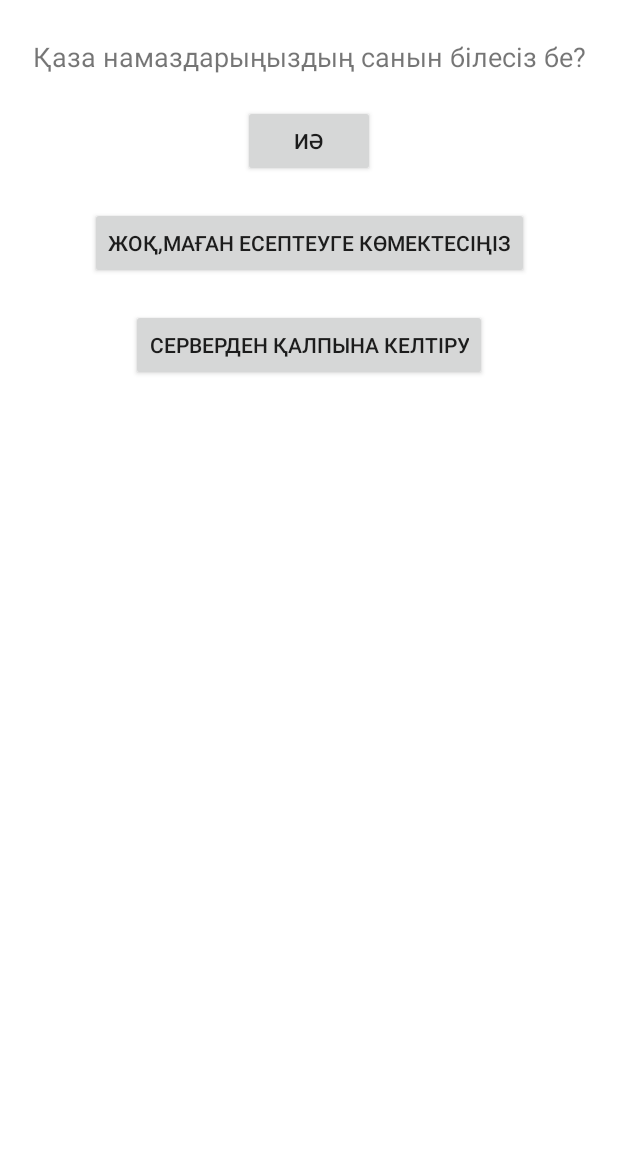
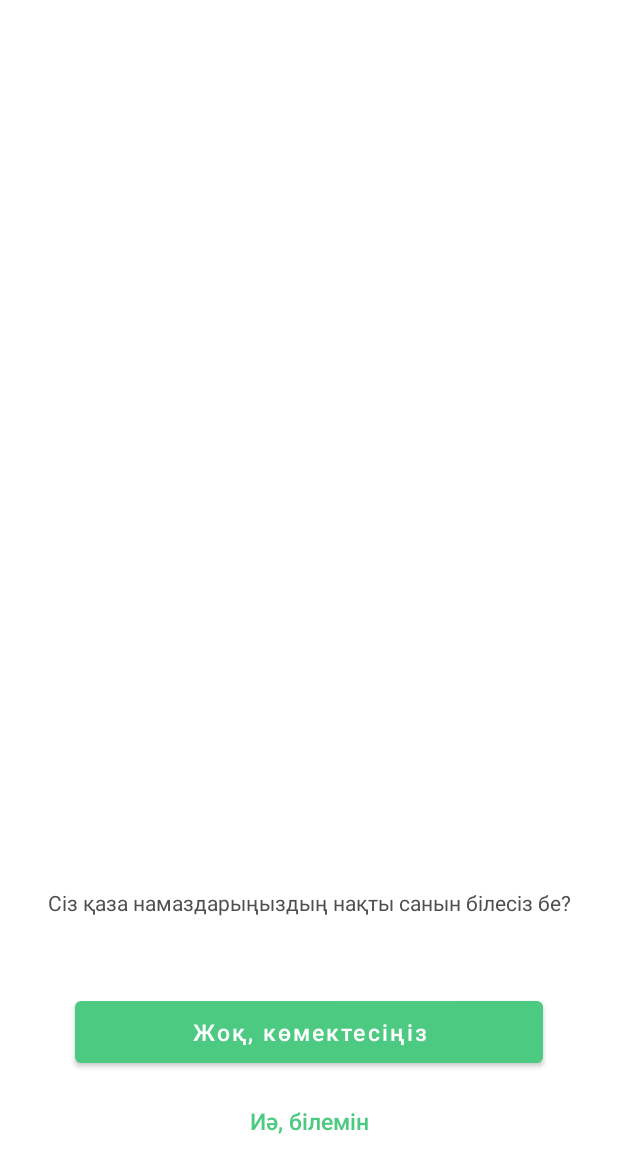
Before and after one commit to yelamansa/Qaza.Tracker, an Android app: the screen it shows after launch (StartScreenActivity), on a phone screen of 412 x 824 dp. Shown: the top 1173 px of the screen. Run offline under Robolectric (Android 15) with nearby library versions, the phone set to English and light mode, and no system bars.

Commit message:
Добавил кнопки для начального экрана

```diff
--- a/app/src/main/java/kz/qazatracker/startscreen/StartScreenActivity.kt
+++ b/app/src/main/java/kz/qazatracker/startscreen/StartScreenActivity.kt
@@ -13,7 +13,6 @@ class StartScreenActivity : AppCompatActivity(), View.OnClickListener {
 
     private lateinit var calculateButton: Button
     private lateinit var helpCalculateButton: Button
-    private lateinit var restoreButton: Button
 
     override fun onCreate(savedInstanceState: Bundle?) {
         super.onCreate(savedInstanceState)
@@ -24,10 +23,8 @@ class StartScreenActivity : AppCompatActivity(), View.OnClickListener {
     private fun initButtons() {
         calculateButton = findViewById(R.id.calculate_button)
         helpCalculateButton = findViewById(R.id.help_calculate_button)
-        restoreButton = findViewById(R.id.restore_button)
         calculateButton.setOnClickListener(this)
         helpCalculateButton.setOnClickListener(this)
-        restoreButton.setOnClickListener(this)
     }
 
     override fun onClick(v: View?) {
@@ -42,10 +39,6 @@ class StartScreenActivity : AppCompatActivity(), View.OnClickListener {
                     QazaCalculationRouter().createIntent(this)
                 )
             }
-            R.id.restore_button -> {
-                //Переход в авторизацию
-                Toast.makeText(this, "Переход в авторизацию", Toast.LENGTH_SHORT).show()
-            }
         }
     }
 }
--- a/app/src/main/res/layout/activity_start_screen.xml
+++ b/app/src/main/res/layout/activity_start_screen.xml
@@ -9,43 +9,56 @@
 
     <TextView
         android:id="@+id/start_screen_title_text_view"
-        android:layout_width="wrap_content"
+        android:layout_width="0dp"
         android:layout_height="wrap_content"
-        android:layout_marginTop="25dp"
-        android:text="Қаза намаздарыңыздың санын білесіз бе?"
-        android:textSize="18sp"
+        android:layout_gravity="center_horizontal"
+        android:layout_marginStart="30dp"
+        android:layout_marginEnd="30dp"
+        android:layout_marginBottom="50dp"
+        android:text="@string/activity_start_screen_do_you_qaza_count"
+        android:textAlignment="center"
+        android:textColor="@color/black_gray_color"
+        android:textSize="14sp"
+        app:layout_constraintBottom_toTopOf="@+id/calculate_button"
+        app:layout_constraintEnd_toEndOf="parent"
+        app:layout_constraintStart_toStartOf="parent" />
+
+    <Button
+        android:id="@+id/calculate_button"
+        android:layout_width="0dp"
+        android:layout_height="wrap_content"
+        android:layout_marginStart="50dp"
+        android:layout_marginEnd="50dp"
+        android:layout_marginBottom="6dp"
+        android:padding="10dp"
+        android:text="@string/activity_start_screen_no_help"
+        android:textAllCaps="false"
+        android:textSize="15sp"
+        app:layout_constraintBottom_toTopOf="@+id/help_calculate_button"
+        app:layout_constraintEnd_toEndOf="parent"
+        app:layout_constraintStart_toStartOf="parent" />
+
+    <com.google.android.material.button.MaterialButton
+        android:id="@+id/help_calculate_button"
+        style="@style/Widget.AppCompat.Button.Borderless"
+        android:layout_width="0dp"
+        android:layout_height="wrap_content"
+        android:layout_marginStart="50dp"
+        android:layout_marginEnd="50dp"
+        android:layout_marginBottom="50dp"
+        android:padding="10dp"
+        android:text="@string/activity_start_screen_yes"
+        android:textAllCaps="false"
+        android:textColor="@color/color_primary"
+        android:textSize="15sp"
+        app:backgroundTint="@android:color/transparent"
+        app:cornerRadius="6dp"
+        app:layout_constraintBottom_toBottomOf="parent"
         app:layout_constraintEnd_toEndOf="parent"
         app:layout_constraintStart_toStartOf="parent"
-        app:layout_constraintTop_toTopOf="parent" />
+        app:strokeColor="@color/color_primary"
+        app:rippleColor="@color/color_primary"
+        app:strokeWidth="1dp" />
 
-    <Button
-        android:text="Иә"
-        android:layout_marginTop="20dp"
-        android:id="@+id/calculate_button"
-        android:layout_width="wrap_content"
-        android:layout_height="wrap_content"
-        app:layout_constraintEnd_toEndOf="parent"
-        app:layout_constraintStart_toStartOf="parent"
-        app:layout_constraintTop_toBottomOf="@+id/start_screen_title_text_view" />
-
-    <Button
-        android:text="Жоқ,маған есептеуге көмектесіңіз"
-        android:layout_marginTop="20dp"
-        android:id="@+id/help_calculate_button"
-        android:layout_width="wrap_content"
-        android:layout_height="wrap_content"
-        app:layout_constraintEnd_toEndOf="parent"
-        app:layout_constraintStart_toStartOf="parent"
-        app:layout_constraintTop_toBottomOf="@+id/calculate_button" />
-
-    <Button
-        android:text="Серверден қалпына келтіру"
-        android:layout_marginTop="20dp"
-        android:id="@+id/restore_button"
-        android:layout_width="wrap_content"
-        android:layout_height="wrap_content"
-        app:layout_constraintEnd_toEndOf="parent"
-        app:layout_constraintStart_toStartOf="parent"
-        app:layout_constraintTop_toBottomOf="@+id/help_calculate_button" />
 
 </androidx.constraintlayout.widget.ConstraintLayout>
--- a/app/src/main/res/values/colors.xml
+++ b/app/src/main/res/values/colors.xml
@@ -1,7 +1,7 @@
 <?xml version="1.0" encoding="utf-8"?>
 <resources>
     <color name="color_primary">#4DCA81</color>
-    <color name="color_primary_dark">#3700B3</color>
+    <color name="color_primary_dark">@color/color_primary</color>
     <color name="color_accent">#03DAC5</color>
     <color name="secondary_text_color">#BDBDBD</color>
     <color name="black_gray_color">#4F4F4F</color>
--- a/app/src/main/res/values/strings.xml
+++ b/app/src/main/res/values/strings.xml
@@ -18,4 +18,7 @@
     <string name="baligat_not_valid">Балиғатқа толған жасты дұрыс енгізіңіз</string>
     <string name="ok">Жақсы</string>
     <string name="exception">Қате</string>
+    <string name="activity_start_screen_yes">Иә, білемін</string>
+    <string name="activity_start_screen_no_help">Жоқ, көмектесіңіз</string>
+    <string name="activity_start_screen_do_you_qaza_count">Сіз қаза намаздарыңыздың нақты санын білесіз бе?</string>
 </resources>
--- a/app/src/main/res/values/styles.xml
+++ b/app/src/main/res/values/styles.xml
@@ -1,7 +1,7 @@
 <resources>
 
     <!-- Base application theme. -->
-    <style name="AppTheme" parent="Theme.AppCompat.Light.NoActionBar">
+    <style name="AppTheme" parent="Theme.MaterialComponents.Light.NoActionBar">
         <!-- Customize your theme here. -->
         <item name="colorPrimary">@color/color_primary</item>
         <item name="colorPrimaryDark">@color/color_primary_dark</item>
```
